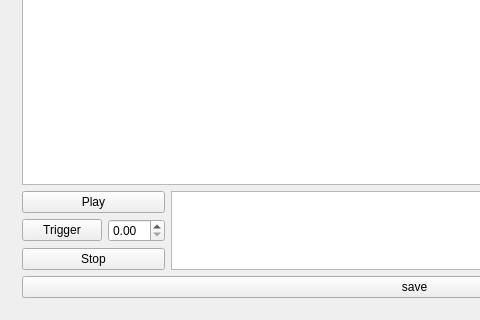
Above: forms/mainwindow.ui from GaitRehabilitation/SMART before the change; both pictures show x 0 to 480 and y 286 to 606 of the 829 by 606 pixel window. Below: the same form after it.
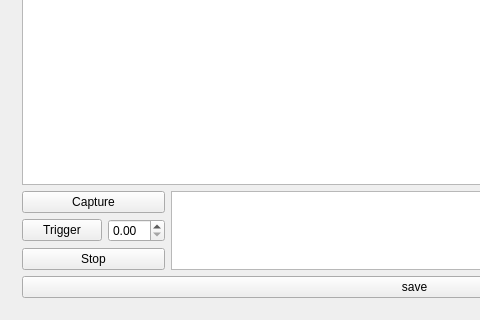
That is the form after the change. Icons and pictures are not drawn.

Commit message: linking up buttons

The edit to the form file:
```diff
--- a/forms/mainwindow.ui
+++ b/forms/mainwindow.ui
@@ -35,7 +35,7 @@
             <item row="0" column="0" colspan="2">
              <widget class="QPushButton" name="playButton">
               <property name="text">
-               <string>Play</string>
+               <string>Capture</string>
               </property>
              </widget>
             </item>
```
Left out of the diff: 2 changed lines with no effect on the pictures. The commit also changes 5 other files.
